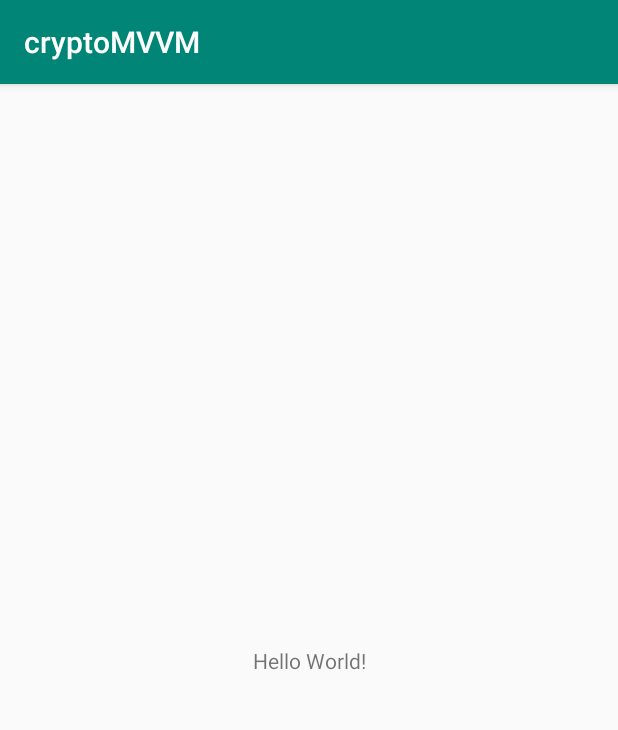
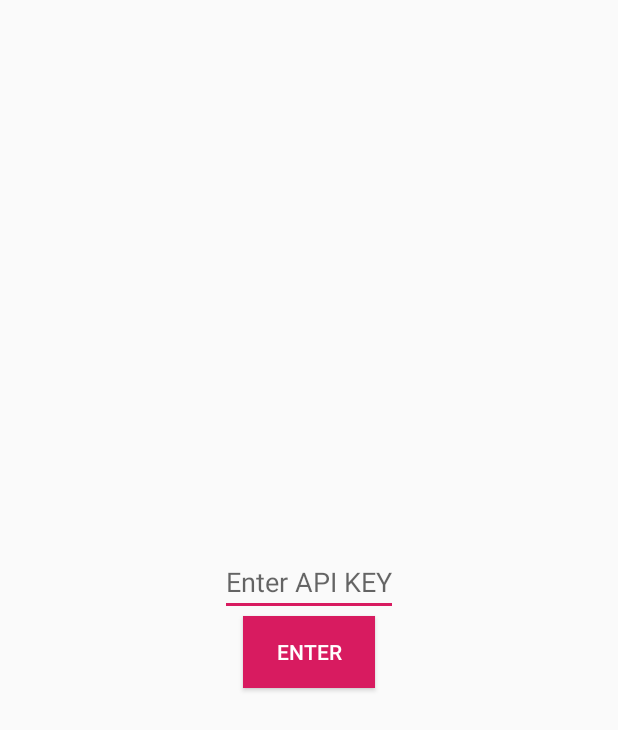
Before and after one commit to prakashsrv/cryptoMVVM, an Android app: the screen it shows after launch (MainActivity), on a phone screen of 412 x 824 dp. Shown: the top 730 px of the screen. Run offline under Robolectric (Android 15) with nearby library versions, the phone set to English and light mode, and no system bars; our stand-ins replace Dagger/Hilt's generated code; 2 statements that could not run were skipped.

```diff
--- a/app/build.gradle
+++ b/app/build.gradle
@@ -35,14 +35,13 @@ dependencies {
     def lifecycle_version = "2.1.0"
 
     implementation fileTree(dir: 'libs', include: ['*.jar'])
-    implementation"org.jetbrains.kotlin:kotlin-stdlib-jdk7:$kotlin_version"
+    implementation "org.jetbrains.kotlin:kotlin-stdlib-jdk7:$kotlin_version"
     implementation 'androidx.appcompat:appcompat:1.1.0'
     implementation 'androidx.core:core-ktx:1.1.0'
     implementation 'androidx.constraintlayout:constraintlayout:1.1.3'
     testImplementation 'junit:junit:4.12'
     androidTestImplementation 'androidx.test.ext:junit:1.1.1'
     androidTestImplementation 'androidx.test.espresso:espresso-core:3.2.0'
-
 
 
     //Navigation
--- a/app/src/main/AndroidManifest.xml
+++ b/app/src/main/AndroidManifest.xml
@@ -9,6 +9,7 @@
         android:roundIcon="@mipmap/ic_launcher_round"
         android:supportsRtl="true"
         android:theme="@style/AppTheme">
+        <activity android:name=".ui.HomeActivity"></activity>
         <activity android:name=".MainActivity">
             <intent-filter>
                 <action android:name="android.intent.action.MAIN" />
--- a/app/src/main/java/com/pack/cryptomvvm/di/SharedComponent.kt
+++ b/app/src/main/java/com/pack/cryptomvvm/di/SharedComponent.kt
@@ -1,6 +1,7 @@
 package com.pack.cryptomvvm.di
 
 import android.app.Application
+import com.pack.cryptomvvm.MainActivity
 import dagger.Component
 import javax.inject.Singleton
 
@@ -10,6 +11,7 @@ interface SharedComponent {
 
 
     fun inject(application: Application)
+    fun inject(activity:MainActivity)
 
 
 }
--- a/app/src/main/res/layout/activity_main.xml
+++ b/app/src/main/res/layout/activity_main.xml
@@ -1,18 +1,24 @@
 <?xml version="1.0" encoding="utf-8"?>
-<androidx.constraintlayout.widget.ConstraintLayout xmlns:android="http://schemas.android.com/apk/res/android"
-    xmlns:app="http://schemas.android.com/apk/res-auto"
-    xmlns:tools="http://schemas.android.com/tools"
+<LinearLayout xmlns:android="http://schemas.android.com/apk/res/android"
+    android:id="@+id/linearLayout"
     android:layout_width="match_parent"
     android:layout_height="match_parent"
-    tools:context=".MainActivity">
+    android:gravity="center"
+    android:orientation="vertical">
 
-    <TextView
+    <EditText
+        android:id="@+id/edt_txt"
         android:layout_width="wrap_content"
         android:layout_height="wrap_content"
-        android:text="Hello World!"
-        app:layout_constraintBottom_toBottomOf="parent"
-        app:layout_constraintLeft_toLeftOf="parent"
-        app:layout_constraintRight_toRightOf="parent"
-        app:layout_constraintTop_toTopOf="parent" />
+        android:hint="Enter API KEY"
+        android:inputType="textPassword" />
 
-</androidx.constraintlayout.widget.ConstraintLayout>
+    <Button
+        android:id="@+id/btn_api"
+        android:layout_width="wrap_content"
+        android:layout_height="wrap_content"
+        android:background="@color/colorAccent"
+        android:text="Enter"
+        android:textColor="@android:color/background_light" />
+
+</LinearLayout>
--- /dev/null
+++ b/app/src/main/res/navigation/nav.xml
@@ -0,0 +1,5 @@
+<?xml version="1.0" encoding="utf-8"?>
+<navigation xmlns:android="http://schemas.android.com/apk/res/android"
+    xmlns:app="http://schemas.android.com/apk/res-auto" android:id="@+id/nav">
+
+</navigation>
--- a/app/src/main/res/values/styles.xml
+++ b/app/src/main/res/values/styles.xml
@@ -1,7 +1,7 @@
 <resources>
 
     <!-- Base application theme. -->
-    <style name="AppTheme" parent="Theme.AppCompat.Light.DarkActionBar">
+    <style name="AppTheme" parent="Theme.AppCompat.Light.NoActionBar">
         <!-- Customize your theme here. -->
         <item name="colorPrimary">@color/colorPrimary</item>
         <item name="colorPrimaryDark">@color/colorPrimaryDark</item>
```
Also changed, not shown: app/src/main/java/com/pack/cryptomvvm/BaseApplication.kt (+13 -0 lines), app/src/main/java/com/pack/cryptomvvm/MainActivity.kt (+23 -0 lines), app/src/main/java/com/pack/cryptomvvm/ui/HomeActivity.kt (added, +13 -0 lines), app/src/main/res/drawable/ic_account_balance_wallet_black_24dp.xml (added, +9 -0 lines), app/src/main/res/drawable/ic_android_black_24dp.xml (added, +9 -0 lines), app/src/main/res/drawable/ic_home_black_24dp.xml (added, +9 -0 lines), app/src/main/res/drawable/ic_person_black_24dp.xml (added, +9 -0 lines), app/src/main/res/layout/activity_home.xml (added, +27 -0 lines), app/src/main/res/menu/menu.xml (added, +20 -0 lines).
